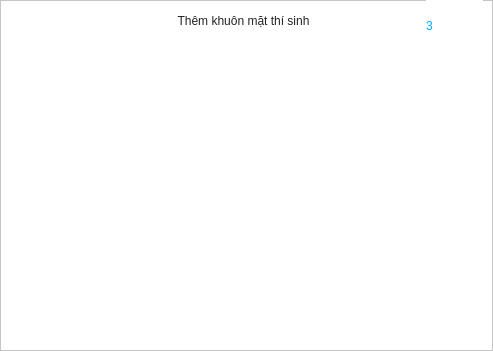
Lam-dev/TheoryFaceRecognition, file SettingScreen/Ui/CacBuocThemDuLieu/ThemKhuonMatThiSinh.ui: the form before one commit.
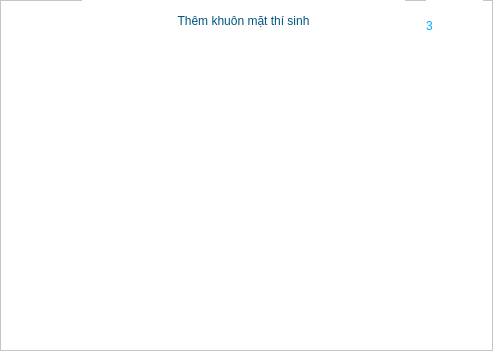
The form after the commit.

Commit message: cap nhat chuc nang them tai ELT, bo tieng bip khi nhan dien khuon mawt

The edit to the form file:
```diff
--- a/SettingScreen/Ui/CacBuocThemDuLieu/ThemKhuonMatThiSinh.ui
+++ b/SettingScreen/Ui/CacBuocThemDuLieu/ThemKhuonMatThiSinh.ui
@@ -26,13 +26,14 @@
    <property name="geometry">
     <rect>
      <x>82</x>
-     <y>12</y>
+     <y>0</y>
      <width>323</width>
-     <height>17</height>
+     <height>41</height>
     </rect>
    </property>
    <property name="styleSheet">
     <string notr="true">color: rgb(35, 35, 35);
+color: rgb(0, 85, 127);
 font: 75 bold 16pt &quot;Ubuntu&quot;;</string>
    </property>
    <property name="text">
@@ -45,8 +46,8 @@
   <widget class="QLabel" name="label_forShowCamera">
    <property name="geometry">
     <rect>
-     <x>36</x>
-     <y>62</y>
+     <x>30</x>
+     <y>50</y>
      <width>425</width>
      <height>267</height>
     </rect>
```
Left out of the diff: 2 changed lines with no effect on the pictures. The commit also changes 53 other files.
